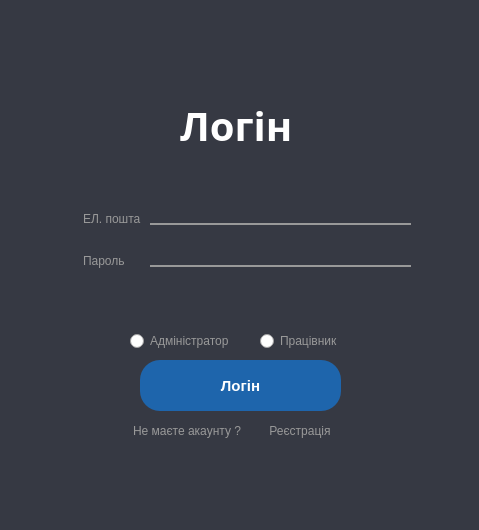
Qt form login.ui (Annakkm/Todolist) before a commit.
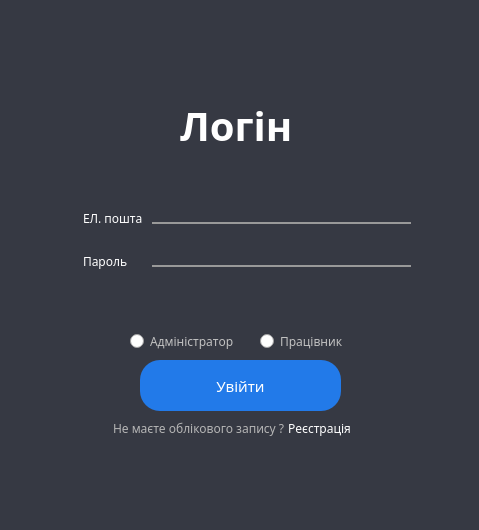
The same form after that commit. Icons and pictures are not drawn.

Commit message: новий дизайн логін, реєстрація

The edit to the form file:
```diff
--- a/login.ui
+++ b/login.ui
@@ -128,13 +128,18 @@
     </item>
     <item row="0" column="0">
      <widget class="QLabel" name="label_email">
+      <property name="font">
+       <font>
+        <family>Fixel Black</family>
+       </font>
+      </property>
       <property name="styleSheet">
        <string notr="true">QLabel{
 position: absolute;
 left: 0;
 padding: 10 px  0;
 pointer_events: none;
-color: rgb(153, 153, 153);
+color: rgb(255, 255, 255);
 text-transform: 	uppercase;
 }</string>
       </property>
@@ -145,13 +150,18 @@
     </item>
     <item row="1" column="0">
      <widget class="QLabel" name="label_password">
+      <property name="font">
+       <font>
+        <family>Fixel Black</family>
+       </font>
+      </property>
       <property name="styleSheet">
        <string notr="true">QLabel{
 position: absolute;
 left: 0;
 padding: 10 px  0;
 pointer_events: none;
-color: rgb(153, 153, 153);
+color: rgb(255, 255, 255);
 text-transform: 	uppercase;
 }</string>
       </property>
@@ -200,40 +210,60 @@
   <widget class="QWidget" name="horizontalLayoutWidget_2">
    <property name="geometry">
     <rect>
-     <x>130</x>
+     <x>110</x>
      <y>410</y>
-     <width>220</width>
+     <width>330</width>
      <height>43</height>
     </rect>
    </property>
    <layout class="QHBoxLayout" name="horizontalLayout_2">
+    <property name="spacing">
+     <number>0</number>
+    </property>
+    <property name="sizeConstraint">
+     <enum>QLayout::SetFixedSize</enum>
+    </property>
+    <property name="rightMargin">
+     <number>3</number>
+    </property>
     <item>
      <widget class="QLabel" name="label_link1">
+      <property name="font">
+       <font>
+        <family>Fixel Black</family>
+       </font>
+      </property>
       <property name="styleSheet">
        <string notr="true">QLabel{
 position: absolute;
 left: 0;
 padding: 10 px  11;
-color: rgb(153, 153, 153);
+color: rgb(181, 181, 181);
 }</string>
       </property>
       <property name="text">
-       <string>Не маєте акаунту ?</string>
+       <string>Не маєте облікового запису ?</string>
       </property>
      </widget>
     </item>
     <item>
-     <widget class="QPushButton" name="btn_link2">
+     <widget class="QPushButton" name="btnlinkreg">
+      <property name="font">
+       <font>
+        <family>Fixel Black</family>
+       </font>
+      </property>
       <property name="styleSheet">
        <string notr="true">QPushButton{
 background: transparent;
 border: none;
-color: rgb(153, 153, 153);
+color:rgb(255, 255, 255);
 }
 
 QPushButton::hover{
 color: rgb(36, 122, 208);
 }
+
 </string>
       </property>
       <property name="text">
@@ -252,13 +282,18 @@
      <height>51</height>
     </rect>
    </property>
+   <property name="font">
+    <font>
+     <family>Fixel Black</family>
+     <pointsize>-1</pointsize>
+    </font>
+   </property>
    <property name="styleSheet">
     <string notr="true">QPushButton{
-background: rgb(30, 101, 172);
+background: rgb(34, 122, 233);
 border-radius: 20px;
 color: rgb(255, 255, 255);
-font-size: 15px; 
-font-weight: bold;
+font-size: 15px;
 }
 QPushButton:hover{
 background: rgb(255, 255, 255);
@@ -266,7 +301,7 @@
 }</string>
    </property>
    <property name="text">
-    <string>Логін</string>
+    <string>Увійти</string>
    </property>
   </widget>
   <widget class="QRadioButton" name="radioBtnAdmin">
@@ -274,18 +309,24 @@
     <rect>
      <x>130</x>
      <y>330</y>
-     <width>111</width>
+     <width>121</width>
      <height>22</height>
     </rect>
    </property>
+   <property name="font">
+    <font>
+     <family>Fixel Black</family>
+     <pointsize>-1</pointsize>
+    </font>
+   </property>
    <property name="styleSheet">
     <string notr="true">QRadioButton{
 font-size: 12px;
-font-weignt:  500;
+font-weignt:  300;
 text-transform: capitalize;
 display: inline-block;
 vertical-align: middle;
-color: rgb(153, 153, 153);
+color: rgb(193, 193, 193);  
 }
 
 QRadioButton::hover{
@@ -301,10 +342,16 @@
     <rect>
      <x>260</x>
      <y>330</y>
-     <width>91</width>
+     <width>101</width>
      <height>22</height>
     </rect>
    </property>
+   <property name="font">
+    <font>
+     <family>Fixel Black</family>
+     <pointsize>-1</pointsize>
+    </font>
+   </property>
    <property name="styleSheet">
     <string notr="true">QRadioButton{
 font-size: 12px;
@@ -312,7 +359,7 @@
 text-transform: capitalize;
 display: inline-block;
 vertical-align: middle;
-color: rgb(153, 153, 153);
+color: rgb(193, 193, 193);  
 }
 
 QRadioButton::hover{
```
Left out of the diff: 9 changed lines with no effect on the pictures. The commit also changes 12 other files.
